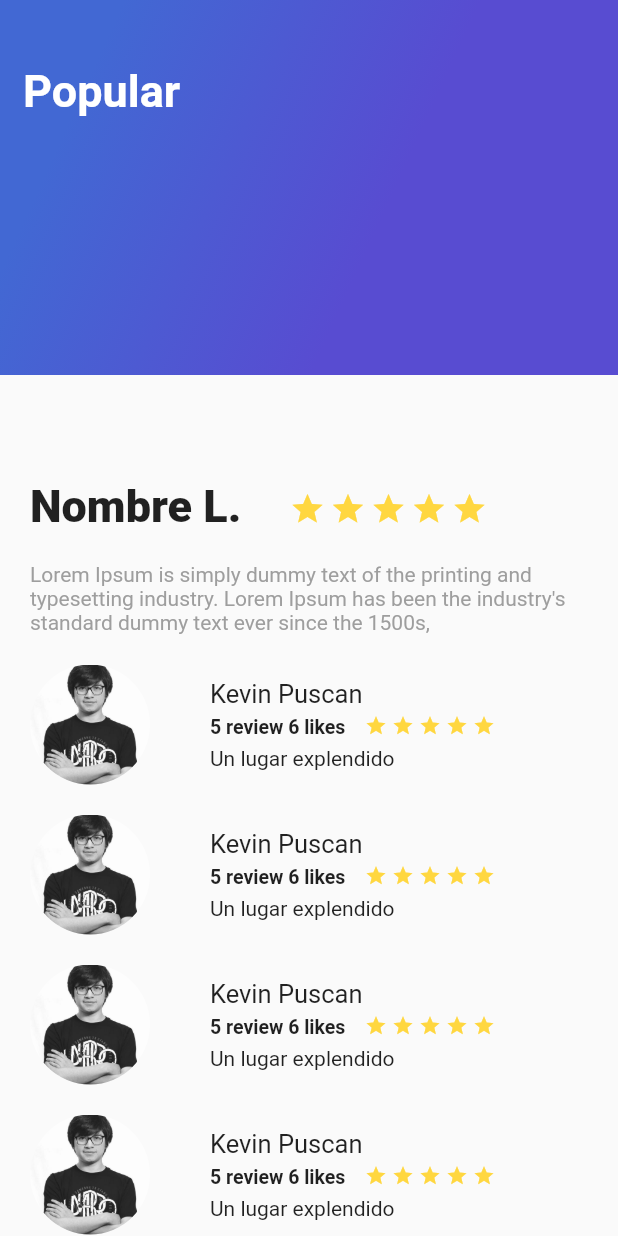
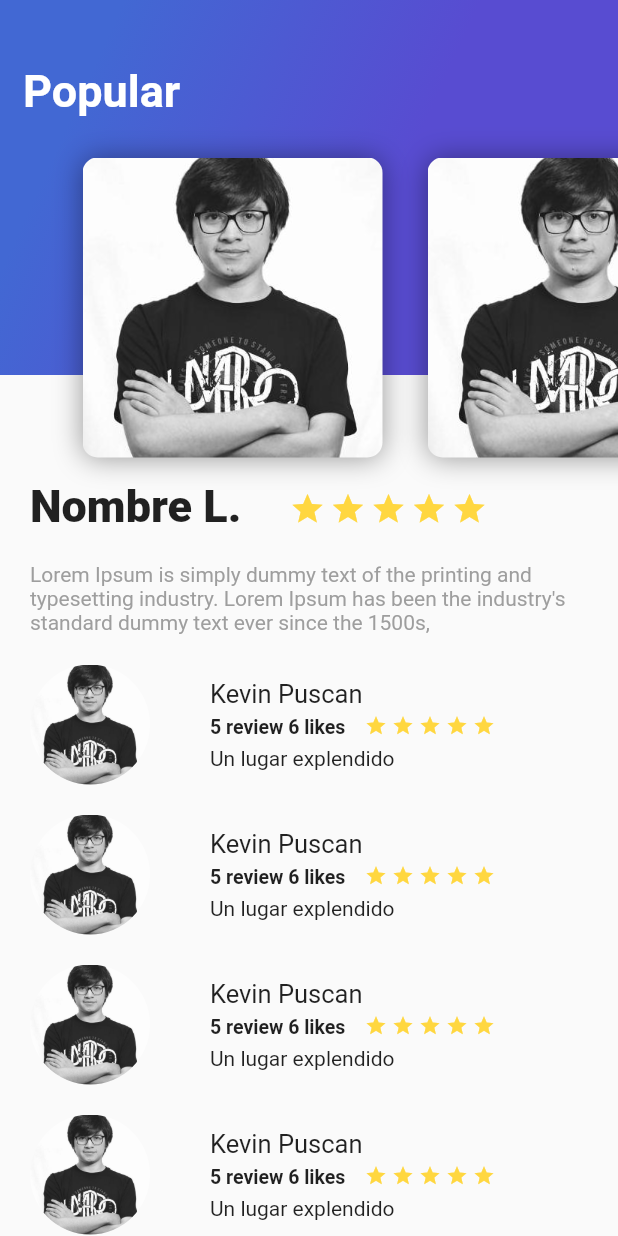
Before and after one commit to kevinjpuscan/flutter_app, a Flutter app: the screen it shows after launch, on a phone screen of 412 x 824 dp. Run offline on Flutter 3.47's test engine with Material 2 defaults, Android fonts, the phone set to English and light mode, and no system bars.

Commit message:
add listview of images in custom appbar

```diff
--- /dev/null
+++ b/lib/card_image.dart
@@ -0,0 +1,32 @@
+import 'package:flutter/material.dart';
+
+class CardImage extends StatelessWidget{
+  @override
+  Widget build(BuildContext context) {
+    // TODO: implement build
+    return Container(
+      width: 200.0,
+      height: 200.0,
+      margin: EdgeInsets.only(
+        top:80.0,
+        left: 30.0
+      ),
+      decoration: BoxDecoration(
+        image:DecorationImage(
+          fit: BoxFit.cover,
+          image: AssetImage("assets/img/kevin.jpg"),
+        ),
+        borderRadius: BorderRadius.all(Radius.circular(10.0)),
+        shape:BoxShape.rectangle,
+        boxShadow: <BoxShadow>[
+          BoxShadow(
+          color:Colors.black38,
+          blurRadius: 15.0,
+          offset: Offset(0.0, 0.7)
+        )
+        ]
+      ),
+    );
+  }
+
+}
--- a/lib/gradient_back.dart
+++ b/lib/gradient_back.dart
@@ -1,4 +1,5 @@
 import 'package:flutter/material.dart';
+import 'card_image.dart';
 
 class GradientBack extends StatelessWidget{
   @override
@@ -6,7 +7,7 @@ class GradientBack extends StatelessWidget{
     // TODO: implement build
 
     String title="Popular";
-    return Container(
+    final gradient= Container(
       height:250.0,
       decoration: BoxDecoration(
         gradient: LinearGradient(
@@ -32,6 +33,28 @@ class GradientBack extends StatelessWidget{
       alignment: Alignment(-0.9, -0.6),
 
     );
+
+    return Stack(
+      children: <Widget>[
+        gradient,
+        Container(
+          height: 330.0,
+          child:
+          ListView(
+            padding: EdgeInsets.all(25.0),
+          scrollDirection: Axis.horizontal,
+          children: <Widget>[
+            CardImage(),
+            CardImage(),
+            CardImage(),
+            CardImage(),
+          ],
+        ),
+        )
+
+      ],
+    );
   }
 
+
 }
```
